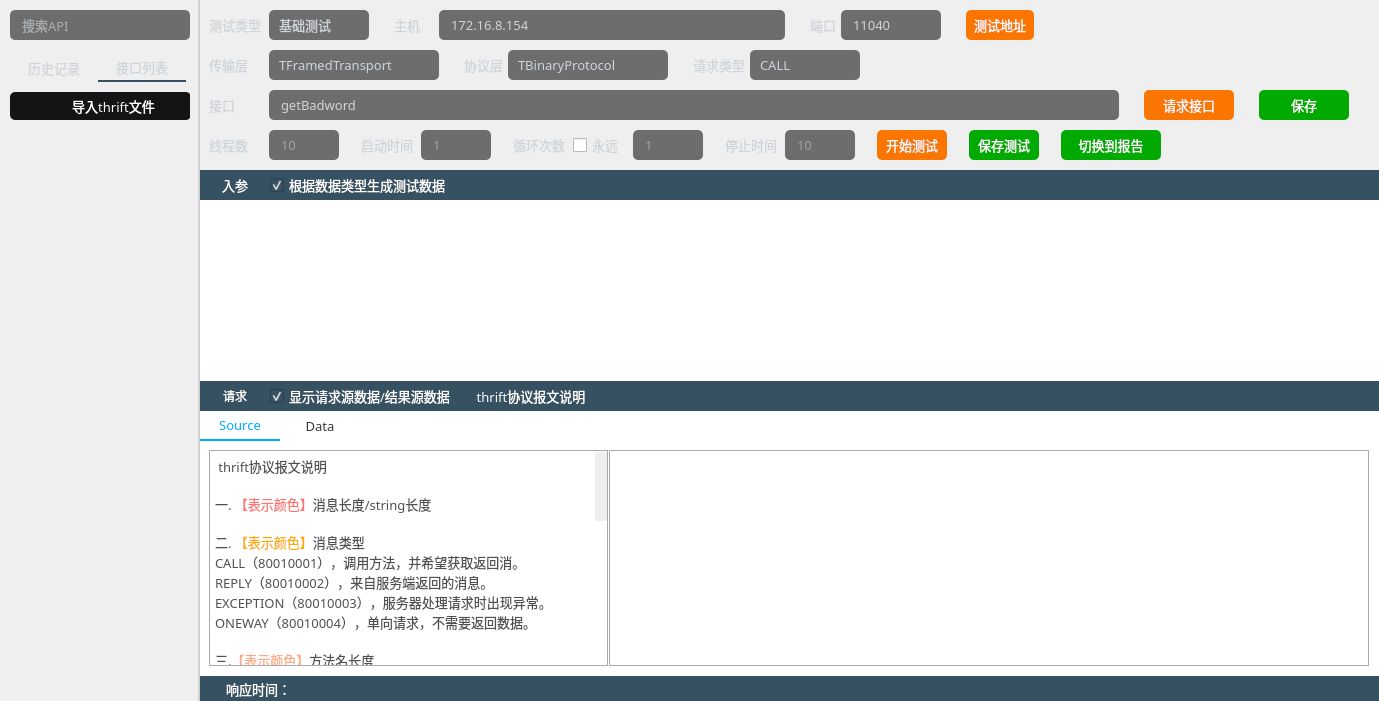
Above: thriftwidget.ui from HuaGouFdog/Fdog-Kit before the change. Below: the same form after it.
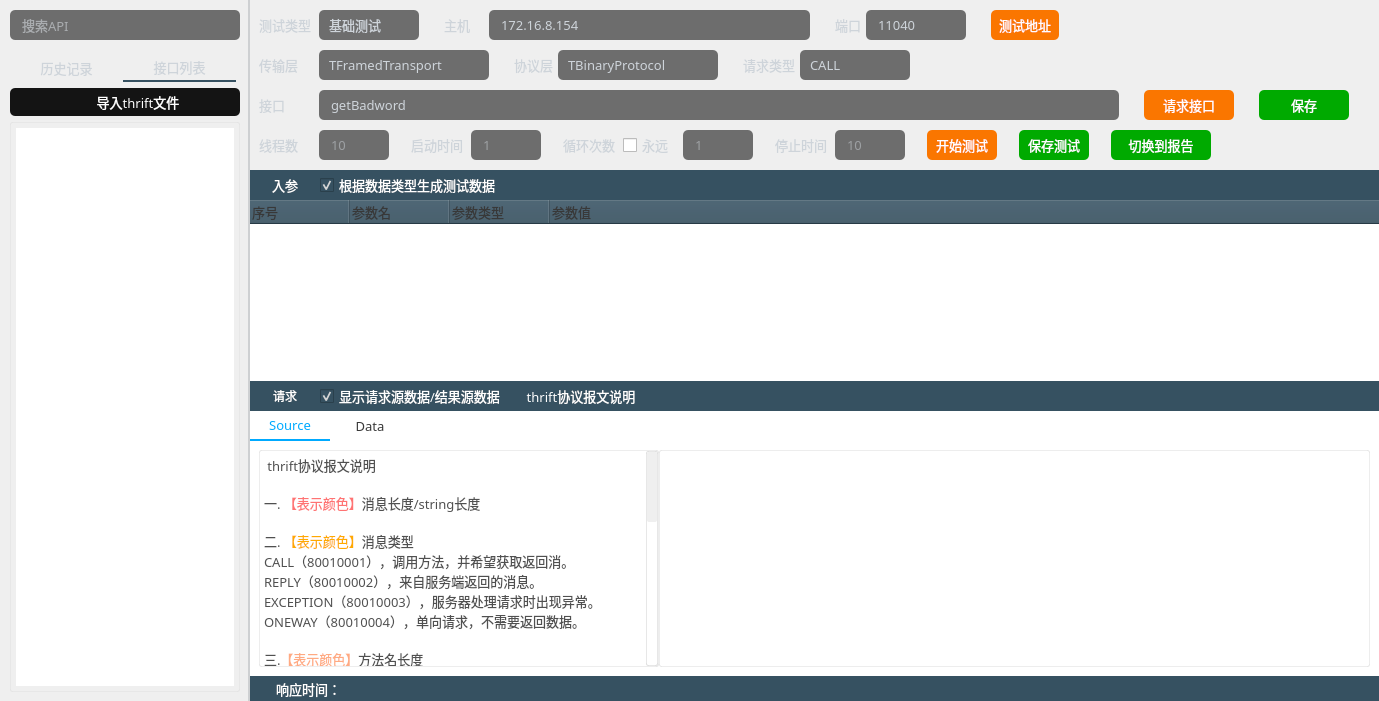
That is the form after the change. The open tabs and pages were chosen to show the change. Icons and pictures are not drawn.

Commit message: 添加序号字段，优化接口无法复制，添加读取thrift文件，尝试解析文件并自动生成接口数据

Diff of the .ui file:
```diff
--- a/thriftwidget.ui
+++ b/thriftwidget.ui
@@ -21,7 +21,13 @@
    <string>Form</string>
   </property>
   <property name="styleSheet">
-   <string notr="true">QMenu {
+   <string notr="true">QToolTip {
+color:#ced4da;
+background-color: rgb(108, 117, 125, 65);
+border-radius: 2px;
+}
+
+QMenu {
 
 background-color:rgb(253,253,254);
 /*padding:5px;*/
@@ -81,13 +87,13 @@
     <widget class="QWidget" name="widget_left" native="true">
      <property name="minimumSize">
       <size>
-       <width>200</width>
+       <width>250</width>
        <height>0</height>
       </size>
      </property>
      <property name="maximumSize">
       <size>
-       <width>200</width>
+       <width>250</width>
        <height>16777215</height>
       </size>
      </property>
@@ -256,7 +262,7 @@
 	color:#ced4da;    /*设置tab中的文本的颜色*/
 	border-top-left-radius: 5px;    /*设置tab的边框的圆角（左上圆角）*/
 	border-top-right-radius: 5px;    /*设置tab的边框的圆角（右上圆角）*/
-	width:80px;
+	width:105px;
 	padding: 4px;
 	margin-right:0px;
 	margin-left: 0px;
@@ -319,18 +325,33 @@
          <attribute name="title">
           <string>接口列表</string>
          </attribute>
-         <widget class="QToolButton" name="toolButton_2">
-          <property name="geometry">
-           <rect>
-            <x>0</x>
-            <y>10</y>
-            <width>181</width>
-            <height>28</height>
-           </rect>
+         <layout class="QVBoxLayout" name="verticalLayout_12">
+          <property name="spacing">
+           <number>6</number>
+          </property>
+          <property name="leftMargin">
+           <number>0</number>
+          </property>
+          <property name="topMargin">
+           <number>6</number>
+          </property>
+          <property name="rightMargin">
+           <number>0</number>
+          </property>
+          <property name="bottomMargin">
+           <number>9</number>
+          </property>
+          <item>
+           <widget class="QToolButton" name="toolButton_inportFile">
+            <property name="sizePolicy">
+             <sizepolicy hsizetype="Expanding" vsizetype="Fixed">
+              <horstretch>0</horstretch>
+              <verstretch>0</verstretch>
+             </sizepolicy>
           </property>
           <property name="minimumSize">
            <size>
-            <width>0</width>
+              <width>180</width>
             <height>28</height>
            </size>
           </property>
@@ -374,14 +395,38 @@
           </property>
           <property name="iconSize">
            <size>
-            <width>14</width>
-            <height>14</height>
+              <width>13</width>
+              <height>13</height>
            </size>
           </property>
           <property name="toolButtonStyle">
            <enum>Qt::ToolButtonTextBesideIcon</enum>
           </property>
          </widget>
+          </item>
+          <item>
+           <widget class="QListWidget" name="listWidget">
+            <property name="font">
+             <font>
+              <family>OPPOSans B</family>
+              <pointsize>10</pointsize>
+              <stylestrategy>PreferAntialias</stylestrategy>
+             </font>
+            </property>
+            <property name="styleSheet">
+             <string notr="true">QListWidget{
+border: 1px solid rgba(212, 212, 212, 80);
+border-radius: 2px;
+padding:5px;
+}
+
+QListWidget::item {
+    height: 25px; /* 设置行高为50像素 */
+}</string>
+            </property>
+           </widget>
+          </item>
+         </layout>
         </widget>
        </widget>
       </item>
@@ -2399,7 +2444,7 @@
                      <bool>false</bool>
                     </property>
                     <attribute name="headerVisible">
-                     <bool>false</bool>
+                     <bool>true</bool>
                     </attribute>
                     <attribute name="headerDefaultSectionSize">
                      <number>100</number>
@@ -2410,6 +2455,17 @@
                     <attribute name="headerStretchLastSection">
                      <bool>true</bool>
                     </attribute>
+                    <column>
+                     <property name="text">
+                      <string>序号</string>
+                     </property>
+                     <property name="font">
+                      <font>
+                       <family>OPPOSans B</family>
+                       <pointsize>10</pointsize>
+                      </font>
+                     </property>
+                    </column>
                     <column>
                      <property name="text">
                       <string>参数名</string>
@@ -2855,7 +2911,8 @@
                             <cursorShape>ArrowCursor</cursorShape>
                            </property>
                            <property name="styleSheet">
-                            <string notr="true"/>
+                            <string notr="true">border: 1px solid rgba(199, 199, 199, 80);
+border-radius: 2px;</string>
                            </property>
                            <property name="frameShape">
                             <enum>QFrame::Box</enum>
@@ -2920,7 +2977,8 @@
                             <cursorShape>ArrowCursor</cursorShape>
                            </property>
                            <property name="styleSheet">
-                            <string notr="true"/>
+                            <string notr="true">border: 1px solid rgba(199, 199, 199, 80);
+border-radius: 2px;</string>
                            </property>
                            <property name="frameShape">
                             <enum>QFrame::Box</enum>
```
Left out of the diff: 7 changed lines with no effect on the pictures. Lines whose indentation alone changed are shown as unchanged. The commit also changes 6 other files.
